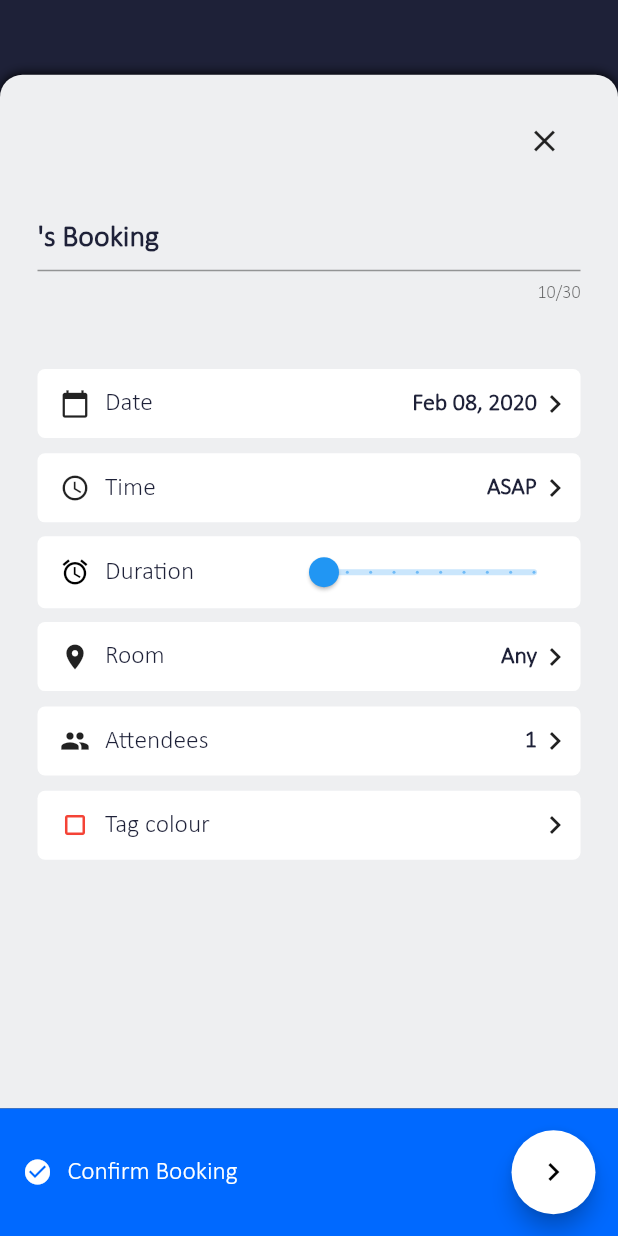
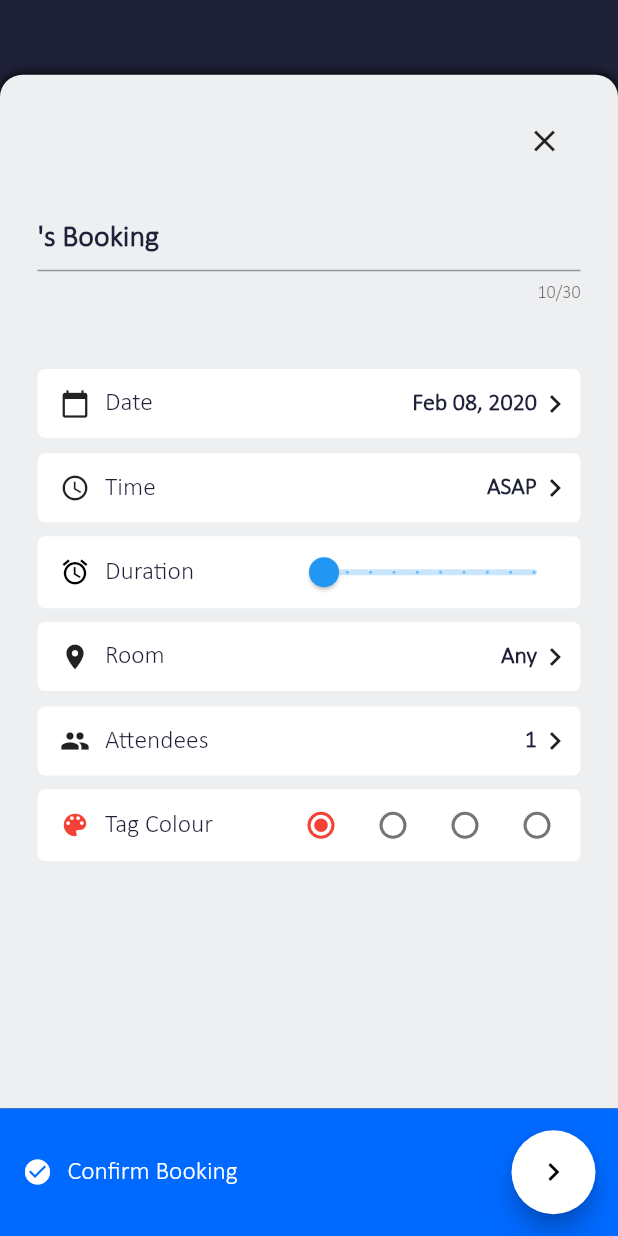
Before and after one commit to TimmyRB/StudyRoomBooking, a Flutter app: the BookPopup screen opened directly, on a phone screen of 412 x 824 dp. Run offline on Flutter 3.47's test engine with Material 2 defaults, Android fonts, the phone set to English and light mode, and no system bars; our stand-ins replace bubble_bottom_bar, cloud_firestore, firebase_auth, shared_preferences, table_calendar; missing offline and left inert: barcode_scan_fix; accounts and stored records are empty; network calls fail; project files that could hold a hidden picture were left out.

Commit message:
:sparkles: Added custom color tags

```diff
--- a/lib/popups/bookPopup.dart
+++ b/lib/popups/bookPopup.dart
@@ -21,6 +21,13 @@ class BookPopup extends StatefulWidget {
 class BookPopupState extends State<BookPopup> {
   TextEditingController _titleController = new TextEditingController();
   double _sliderVal;
+  MaterialColor _tag = Colors.red;
+  Map<String, MaterialColor> tags = {
+    'red': Colors.red,
+    'green': Colors.green,
+    'yellow': Colors.yellow,
+    'blue': Colors.blue
+  };
 
   @override
   void initState() {
@@ -162,12 +169,85 @@ class BookPopupState extends State<BookPopup> {
                         SizedBox(
                             height:
                                 MediaQuery.of(context).size.height * _space),
-                        BookOptionButton(
-                            context: context,
-                            label: 'Tag colour',
-                            icon: Icons.crop_square,
-                            infoLabel: '',
-                            iconColor: Colors.red),
+                        ButtonTheme(
+                          buttonColor: Color(4294967295),
+                          disabledColor: Color(4294967295),
+                          padding: EdgeInsets.only(left: 15, right: 5),
+                          shape: RoundedRectangleBorder(
+                            borderRadius: BorderRadius.all(Radius.circular(5)),
+                          ),
+                          minWidth: double.infinity,
+                          height: 46.0,
+                          child: RaisedButton(
+                              elevation: 0.0,
+                              highlightElevation: 0.0,
+                              onPressed: null,
+                              child: Row(
+                                mainAxisAlignment:
+                                    MainAxisAlignment.spaceBetween,
+                                children: <Widget>[
+                                  Row(
+                                    crossAxisAlignment:
+                                        CrossAxisAlignment.center,
+                                    children: <Widget>[
+                                      Icon(Icons.color_lens,
+                                          size: 20, color: _tag),
+                                      SizedBox(width: 10),
+                                      Text("Tag Colour",
+                                          style: TextStyle(
+                                              color: new Color(4280164664),
+                                              fontSize: 17.0,
+                                              fontFamily: 'Calibri'))
+                                    ],
+                                  ),
+                                  Row(
+                                    mainAxisAlignment: MainAxisAlignment.end,
+                                    crossAxisAlignment: CrossAxisAlignment.end,
+                                    children: <Widget>[
+                                    Radio(
+                                      value: tags['red'],
+                                      groupValue: _tag,
+                                      activeColor: tags['red'],
+                                      onChanged: (MaterialColor c) {
+                                        setState(() {
+                                          _tag = c;
+                                        });
+                                      },
+                                    ),
+                                    Radio(
+                                      value: tags['green'],
+                                      groupValue: _tag,
+                                      activeColor: tags['green'],
+                                      onChanged: (MaterialColor c) {
+                                        setState(() {
+                                          _tag = c;
+                                        });
+                                      },
+                                    ),
+                                    Radio(
+                                      value: tags['yellow'],
+                                      groupValue: _tag,
+                                      activeColor: tags['yellow'],
+                                      onChanged: (MaterialColor c) {
+                                        setState(() {
+                                          _tag = c;
+                                        });
+                                      },
+                                    ),
+                                    Radio(
+                                      value: tags['blue'],
+                                      groupValue: _tag,
+                                      activeColor: tags['blue'],
+                                      onChanged: (MaterialColor c) {
+                                        setState(() {
+                                          _tag = c;
+                                        });
+                                      },
+                                    )
+                                  ]),
+                                ],
+                              )),
+                        ),
                         SizedBox(
                             height: MediaQuery.of(context).size.height * 0.20),
                       ],
@@ -215,7 +295,7 @@ class BookPopupState extends State<BookPopup> {
                                     .add(new Duration(
                                         hours: hours, minutes: mins))
                                     .millisecondsSinceEpoch,
-                                [widget.userId]);
+                                [widget.userId], color: _tag);
 
                             Navigator.pop(context);
                           },
```
Also changed, not shown: lib/firebase/book.dart (+12 -5 lines), lib/widgets/booking.dart (+7 -1 lines).
